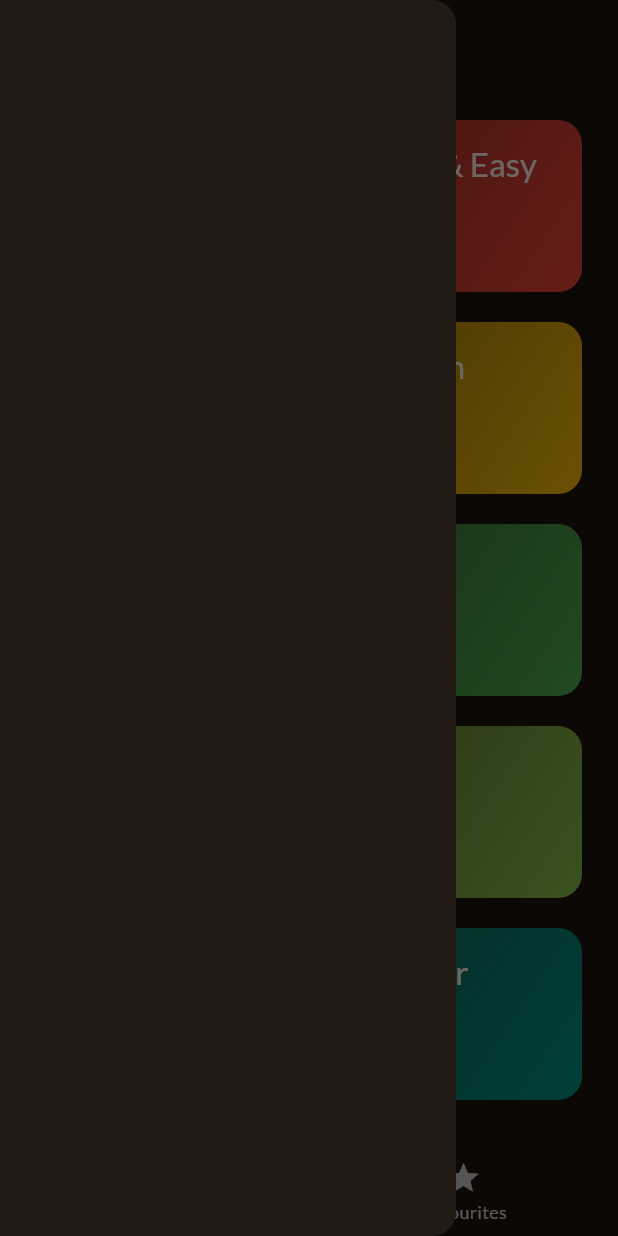
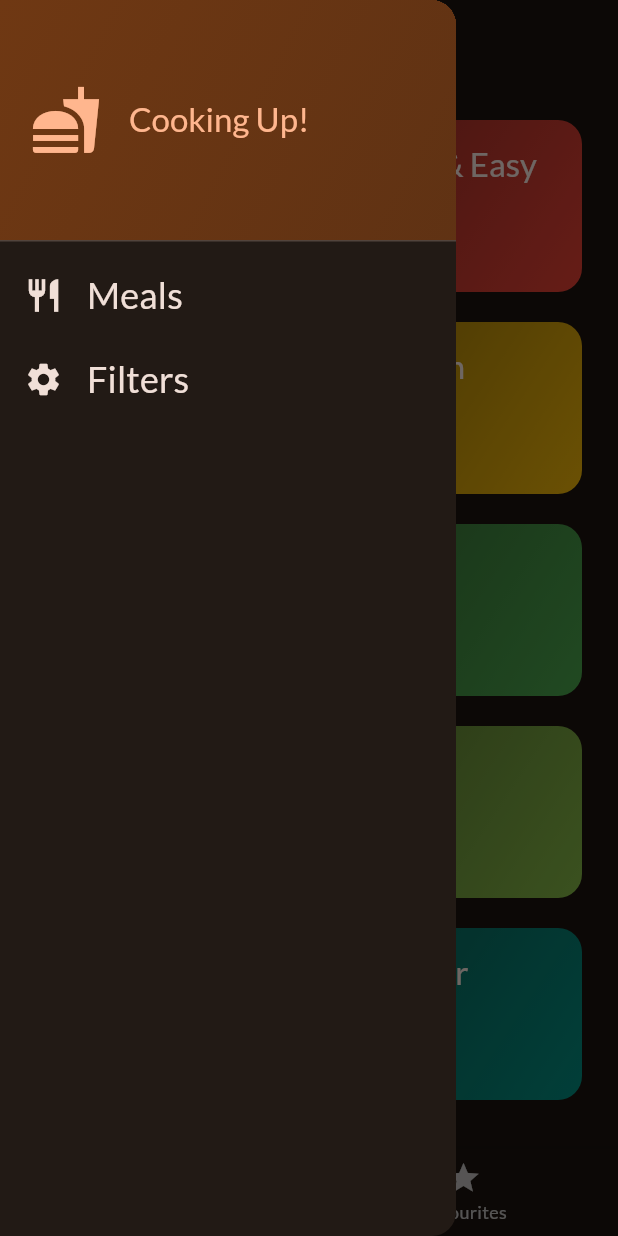
Before and after one commit to cintajay/meals, a Flutter app: the screen it shows after launch, with the side drawer open, on a phone screen of 412 x 824 dp. Run offline on Flutter 3.47's test engine with Material 3 defaults, Android fonts, the phone set to English and light mode, and no system bars; our stand-ins replace google_fonts, transparent_image.

Commit message:
Drawer UI - ListTile, FiltersUI - SwitchListTile

```diff
--- a/lib/screens/tabs.dart
+++ b/lib/screens/tabs.dart
@@ -1,5 +1,6 @@
 import 'package:flutter/material.dart';
 import 'package:meals/screens/categories.dart';
+import 'package:meals/screens/filters.dart';
 import 'package:meals/screens/meals.dart';
 import 'package:meals/widgets/drawer.dart';
 
@@ -28,13 +29,22 @@ class _TabsScreenState extends State<TabsScreen> {
     });
   }
 
+  void _setScreen(String screen) {
+    Navigator.pop(context);
+    if (screen == 'filters') {
+      Navigator.push(context, MaterialPageRoute(
+        builder: (ctx) => FiltersScreen()
+        ));
+    }
+  }
+
   @override
   Widget build(BuildContext context) {
     return Scaffold(
       appBar: AppBar(
         title: Text(_currentTitle),
       ),
-      drawer: MainDrawer(),
+      drawer: MainDrawer(onDrawerItemClick: _setScreen),
       body: _content,
       bottomNavigationBar: BottomNavigationBar(
         currentIndex: _currentIndex,
--- a/lib/widgets/drawer.dart
+++ b/lib/widgets/drawer.dart
@@ -1,10 +1,73 @@
 import 'package:flutter/material.dart';
 
 class MainDrawer extends StatelessWidget {
-  const MainDrawer({super.key});
+  const MainDrawer({super.key, required this.onDrawerItemClick});
+
+  final void Function(String screen) onDrawerItemClick;
 
   @override
   Widget build(BuildContext context) {
-    return Drawer();
+    return Drawer(
+      child: Column(
+        children: [
+          DrawerHeader(
+            padding: const EdgeInsets.all(20),
+            decoration: BoxDecoration(
+              gradient: LinearGradient(
+                colors: [
+                  Theme.of(context).colorScheme.primaryContainer,
+                  Theme.of(context).colorScheme.primaryContainer.withOpacity(0.8),
+                ],
+                begin: Alignment.topLeft,
+                end: Alignment.bottomRight,
+              ),
+            ),
+            child: Row(
+              children: [
+                Icon(
+                  Icons.fastfood,
+                  size: 48,
+                  color: Theme.of(context).colorScheme.primary,
+                ),
+                SizedBox(width: 18,),
+                Text("Cooking Up!", style: Theme.of(context).textTheme.titleLarge!.copyWith(
+                  color: Theme.of(context).colorScheme.primary,
+                ),),
+              ],
+            ),
+          ),
+          ListTile(
+            leading: Icon(
+              Icons.restaurant,
+              size: 26,
+              color: Theme.of(context).colorScheme.onBackground,
+            ),
+            title: Text(
+              'Meals',
+              style: Theme.of(context).textTheme.titleSmall!.copyWith(
+                    color: Theme.of(context).colorScheme.onBackground,
+                    fontSize: 24,
+                  ),
+            ),
+            onTap: () {onDrawerItemClick('meals');},
+          ),
+          ListTile(
+            leading: Icon(
+              Icons.settings,
+              size: 26,
+              color: Theme.of(context).colorScheme.onBackground,
+            ),
+            title: Text(
+              'Filters',
+              style: Theme.of(context).textTheme.titleSmall!.copyWith(
+                    color: Theme.of(context).colorScheme.onBackground,
+                    fontSize: 24,
+                  ),
+            ),
+            onTap: () {onDrawerItemClick('filters');},
+          )
+        ],
+      ),
+    );
   }
 }
```
Also changed, not shown: lib/screens/filters.dart (added, +109 -0 lines).
